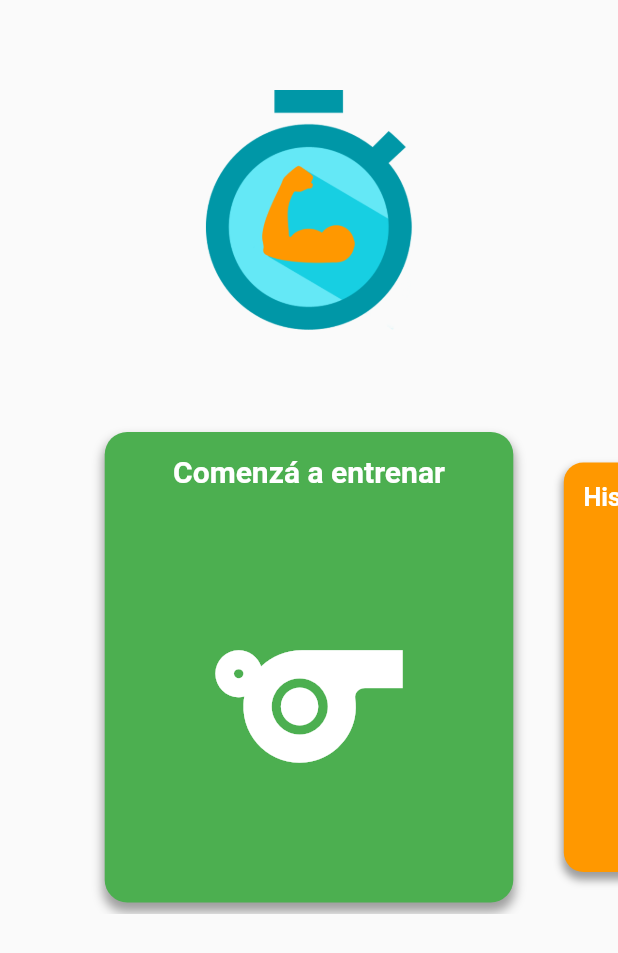
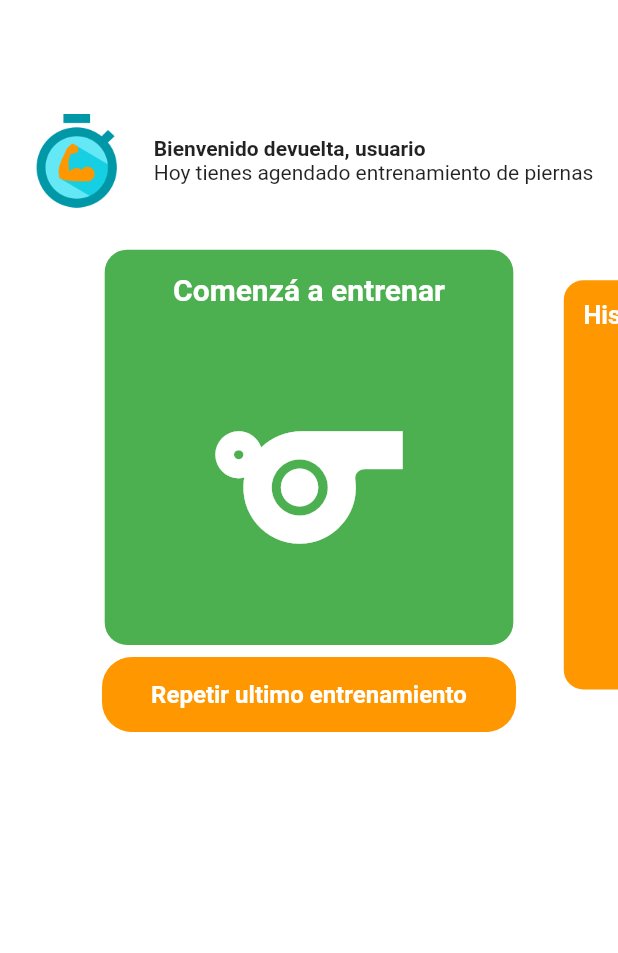
Before and after one commit to nadpescador/DoitApp, a Flutter app: the screen it shows after launch, on a phone screen of 412 x 824 dp. Shown: the top 953 px of the screen. Run offline on Flutter 3.47's test engine with Material 2 defaults, Android fonts, the phone set to English and light mode, and no system bars; drawn by our look-alikes of carousel_slider; our stand-ins replace animated_text_kit, bloc, circular_countdown_timer, flutter_bloc, freezed_annotation, get_it and 4 more; missing offline and left inert: animator; accounts and stored records are empty; generated files the repository leaves out were written again; statements that could not run were skipped.

Commit message:
ya funciona la feature

```diff
--- a/lib/app.dart
+++ b/lib/app.dart
@@ -16,7 +16,6 @@ class App extends StatelessWidget {
     @required this.historicalRepository,
     @required this.persistanceService,
   })  : assert(tabataFormCubit != null),
-        assert(historicalRepository != null),
         assert(historicalRepository != null);
 
   final TabataFormCubit tabataFormCubit;
--- a/lib/presentation/home_page/home_page.dart
+++ b/lib/presentation/home_page/home_page.dart
@@ -1,30 +1,30 @@
 import 'package:flutter/material.dart';
+import 'package:flutter_bloc/flutter_bloc.dart';
 import 'package:carousel_slider/carousel_slider.dart';
-import 'package:nested/nested.dart';
+import 'package:tabata/resources/colors.dart';
+import 'package:tabata/resources/strings.dart';
 import 'package:tabata/resources/dimentions.dart';
-import 'package:tabata/resources/images/images.dart';
+import 'package:tabata/resources/text_styles.dart';
 import 'package:tabata/widgets/training_historical_button.dart';
 import 'package:tabata/widgets/start_training_button_widget.dart';
+import 'package:tabata/presentation/home_page/widgets/tabata_logo_widget.dart';
+import 'package:tabata/presentation/counter_page/bloc/counter_widget_cubit.dart';
+import 'package:tabata/presentation/home_page/widgets/repeat_training_dialog.dart';
 
 class HomePage extends StatelessWidget {
   @override
   Widget build(BuildContext context) {
     return SafeArea(
         child: Scaffold(
+      backgroundColor: Colors.white,
+      appBar: AppBar(
+        elevation: 0,
+        backgroundColor: Colors.white,
+      ),
       body: Center(
         child: Column(
           children: [
-            Align(
-              alignment: Alignment.center,
-              child: Padding(
-                padding: const EdgeInsets.symmetric(vertical: Dimens.home_page_padding),
-                child: Image.asset(
-                  AppImages.logo_tabata,
-                  scale: 3.2,
-                  fit: BoxFit.contain,
-                ),
-              ),
-            ),
+            TabataLogoWidget(),
             CarouselSlider(
               options: CarouselOptions(
                 height: Dimens.homeButtonHeight(context),
@@ -35,7 +35,31 @@ class HomePage extends StatelessWidget {
                 enlargeStrategy: CenterPageEnlargeStrategy.scale,
               ),
               items: [
-                StartTrainingButtonWidget(),
+                Column(
+                  children: [
+                    Expanded(child: StartTrainingButtonWidget()),
+                    InkWell(
+                      onTap: () {
+                        context.read<CounterPageCubit>().repeatLastTraining();
+                        _openDialog(context);
+                      },
+                      child: Container(
+                        decoration: BoxDecoration(
+                          borderRadius: BorderRadius.circular(20),
+                          color: Colors.orange,
+                        ),
+                        height: 50,
+                        width: Dimens.repeatLastTrainingWidth(context),
+                        child: Center(
+                          child: Text(
+                            Strings.repeat_last_training,
+                            style: TextStyles.repeat_last_training,
+                          ),
+                        ),
+                      ),
+                    )
+                  ],
+                ),
                 TrainingHistoricalButton(),
               ],
             ),
@@ -44,4 +68,23 @@ class HomePage extends StatelessWidget {
       ),
     ));
   }
+
+  void _openDialog(BuildContext context) {
+    showGeneralDialog(
+        barrierColor: Colors.black.withOpacity(0.5),
+        transitionBuilder: (context, a1, a2, widget) {
+          return Transform.translate(
+            offset: Offset.fromDirection(5),
+            child: Opacity(
+              opacity: a1.value,
+              child: RepeatTrainingDialog(),
+            ),
+          );
+        },
+        transitionDuration: Duration(milliseconds: 200),
+        barrierDismissible: true,
+        barrierLabel: '',
+        context: context,
+        pageBuilder: (context, animation1, animation2) {});
+  }
 }
--- /dev/null
+++ b/lib/presentation/home_page/widgets/tabata_logo_widget.dart
@@ -0,0 +1,39 @@
+import 'package:flutter/material.dart';
+import 'package:tabata/resources/dimentions.dart';
+import 'package:tabata/resources/images/images.dart';
+
+class TabataLogoWidget extends StatelessWidget {
+  const TabataLogoWidget({Key key}) : super(key: key);
+
+  @override
+  Widget build(BuildContext context) {
+    return Align(
+      alignment: Alignment.center,
+      child: Row(
+        mainAxisAlignment: MainAxisAlignment.start,
+        children: [
+          Padding(
+            padding: const EdgeInsets.all(Dimens.home_page_padding),
+            child: Image.asset(
+              AppImages.logo_tabata,
+              scale: 8.2,
+              fit: BoxFit.contain,
+            ),
+          ),
+          Column(
+            crossAxisAlignment: CrossAxisAlignment.start,
+            children: [
+              Text(
+                'Bienvenido devuelta, usuario',
+                style: TextStyle(fontWeight: FontWeight.w600),
+              ),
+              Text(
+                'Hoy tienes agendado entrenamiento de piernas',
+              )
+            ],
+          )
+        ],
+      ),
+    );
+  }
+}
--- a/lib/resources/dimentions.dart
+++ b/lib/resources/dimentions.dart
@@ -7,9 +7,11 @@ class Dimens {
   //Home page
   static homeButtonHeight(BuildContext context) => _getScreenHeight(context) * 0.4;
   static homeButtonsWidth(BuildContext context) => _getScreenWidth(context) * 0.7;
-  static const home_page_padding = 60.0;
+  static const home_page_padding = 20.0;
   static const home_buttons_padding = 8.0;
   static const home_page_buttons_radius = 15.0;
+  //Last training button
+  static repeatLastTrainingWidth(BuildContext context) => _getScreenWidth(context) * 0.67;
 
   //Timer
   static timerWidth(BuildContext context) => _getScreenWidth(context) / 2;
--- a/lib/resources/strings.dart
+++ b/lib/resources/strings.dart
@@ -1,9 +1,10 @@
 import 'package:intl/intl.dart';
 
 class Strings {
-//Form page
+//Home page
   static const start_training = 'Comenzá a entrenar';
   static const training_historics = 'Historial de entrenamientos';
+  static const repeat_last_training = 'Repetir ultimo entrenamiento';
 
 // Countdown timer
   static const back_to_home = 'Volver al inicio';
@@ -18,6 +19,7 @@ class Strings {
   static const resting_time_between_rounds_title = '¿Cuanto tiempo tendra de descanso?';
 
   static const start_routine_button = 'Comenzar el entrenamiento';
+
   static String roundsLeft(int repetitions) => '¡Tu puedes! Te quedan $repetitions rondas';
 
   //Historical Workouts
@@ -30,6 +32,4 @@ class Strings {
 
   static String historicalTrainingCardTrainingRounds(int repetitions) => 'Rondas de entrenamiento: $repetitions';
   static String historicalTrainingCardTrainingDate(String dateTime) => 'El entrenamiento fue el: $dateTime';
-
-//////////////
 }
--- a/lib/resources/text_styles.dart
+++ b/lib/resources/text_styles.dart
@@ -19,6 +19,12 @@ class TextStyles {
     fontSize: 20,
   );
 
+  static const repeat_last_training = TextStyle(
+    color: Colors.white,
+    fontSize: 16,
+    fontWeight: FontWeight.w600,
+  );
+
   static getPagesTextStyles(BuildContext context) {
     return TextStyle(color: Colors.black, fontSize: 16);
   }
--- a/lib/widgets/start_training_button_widget.dart
+++ b/lib/widgets/start_training_button_widget.dart
@@ -16,9 +16,6 @@ class StartTrainingButtonWidget extends StatelessWidget {
         child: Container(
           width: Dimens.homeButtonsWidth(context),
           decoration: BoxDecoration(
-            boxShadow: [
-              AppBoxShadows.home_page_start_training_button,
-            ],
             borderRadius: BorderRadius.circular(Dimens.home_page_buttons_radius),
             color: AppColors.home_page_start_training_button,
           ),
--- a/lib/widgets/training_historical_button.dart
+++ b/lib/widgets/training_historical_button.dart
@@ -4,7 +4,6 @@ import 'package:tabata/resources/strings.dart';
 import 'package:flutter_bloc/flutter_bloc.dart';
 import 'package:tabata/resources/dimentions.dart';
 import 'package:tabata/resources/text_styles.dart';
-import 'package:tabata/resources/box_shadows.dart';
 import 'package:tabata/presentation/tabata_form_pages/cubit/tabata_form_cubit.dart';
 
 class TrainingHistoricalButton extends StatelessWidget {
@@ -16,9 +15,6 @@ class TrainingHistoricalButton extends StatelessWidget {
         child: Container(
           width: Dimens.homeButtonsWidth(context),
           decoration: BoxDecoration(
-            boxShadow: [
-              AppBoxShadows.home_page_start_training_button,
-            ],
             borderRadius: BorderRadius.circular(Dimens.home_page_buttons_radius),
             color: AppColors.home_page_training_historical_button,
           ),
--- a/packages/historical_repository/lib/implementation/historical_repository.dart
+++ b/packages/historical_repository/lib/implementation/historical_repository.dart
@@ -23,4 +23,8 @@ class HistoricalRepository {
   Future<List<WorkoutModel>> getFinishedExercises() async {
     return await persistanceService.getExcercises();
   }
+
+  Future<WorkoutModel> getLastExercise() async {
+    return await persistanceService.getLastExercise();
+  }
 }
--- a/packages/persistance_service/lib/implementation/persistance_service.dart
+++ b/packages/persistance_service/lib/implementation/persistance_service.dart
@@ -19,4 +19,10 @@ class PersistanceService {
     final exercises = exercisesBox.values.map((exercise) => exercise).toList();
     return exercises.map((exercise) => workoutModelFromJson(exercise)).toList();
   }
+
+  Future<WorkoutModel> getLastExercise() async {
+    final exercisesBox = await Hive.openBox('exercises');
+    final exercises = exercisesBox.values.map((exercise) => exercise).toList();
+    return workoutModelFromJson(exercises.last);
+  }
 }
```
Also changed, not shown: lib/presentation/counter_page/bloc/counter_widget_cubit.dart (+7 -0 lines), lib/presentation/home_page/widgets/home_page_button.dart (added, +20 -0 lines), lib/presentation/home_page/widgets/repeat_training_dialog.dart (added, +62 -0 lines).
